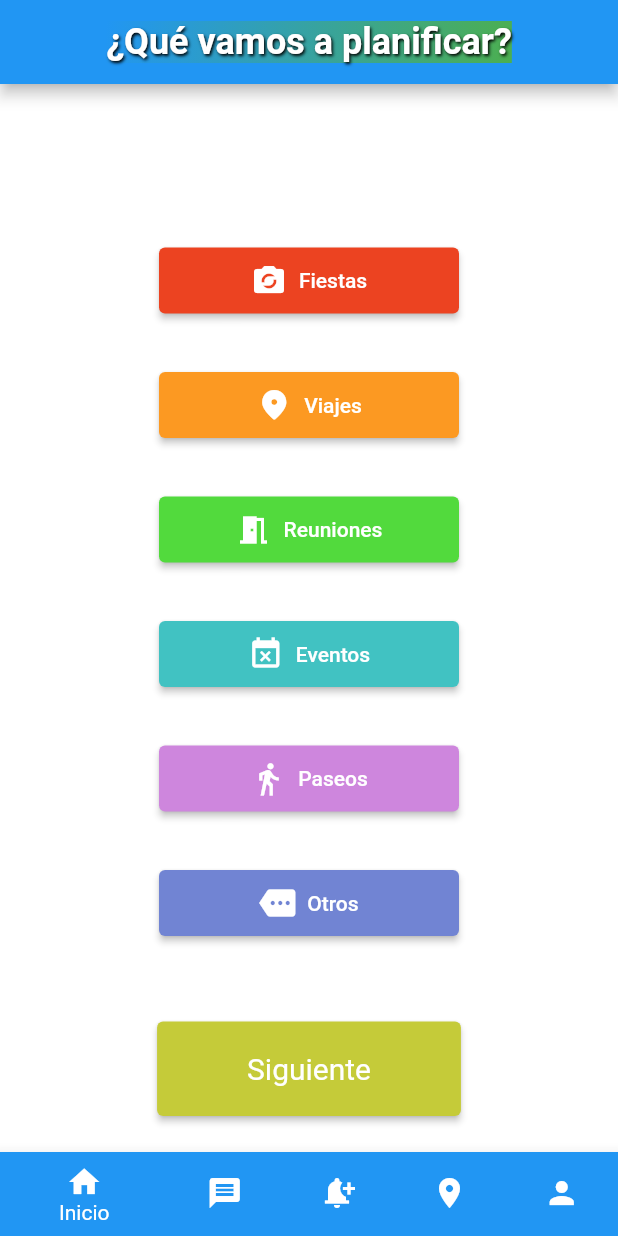
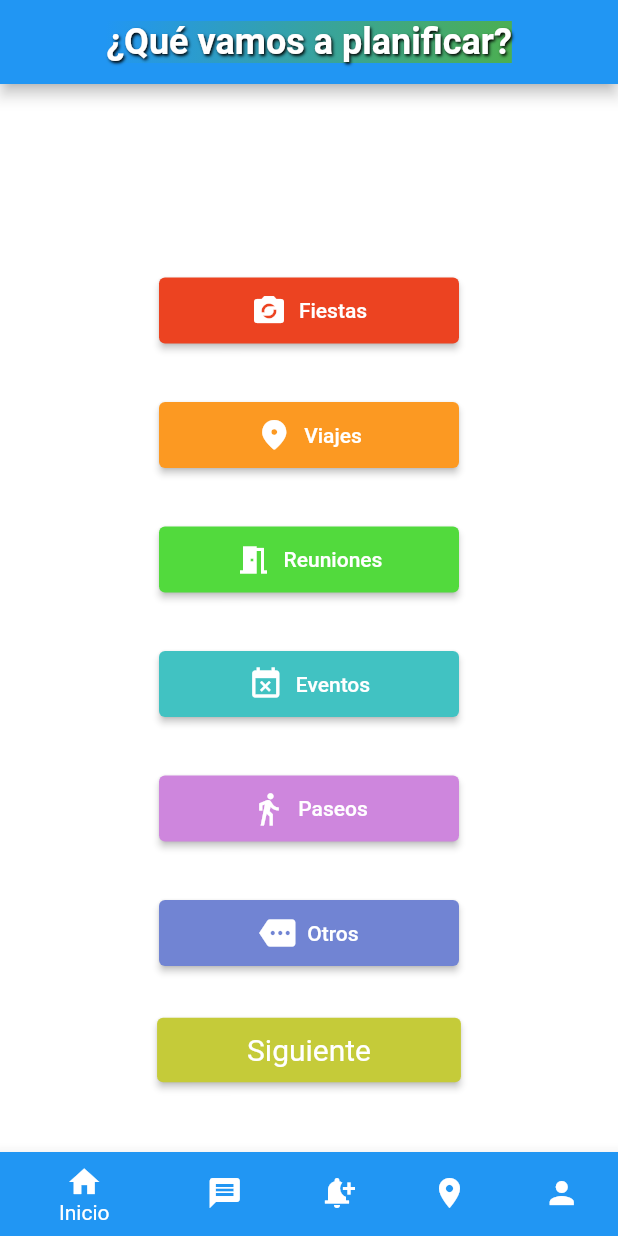
Before and after one commit to picxflor/SwiftHub, a Flutter app: the screen it shows after launch, after a tap on "Comenzar", on a phone screen of 412 x 824 dp. Run offline on Flutter 3.47's test engine with Material 2 defaults, Android fonts, the phone set to English and light mode, and no system bars; our stand-ins replace percent_indicator; network calls fail; key blocks and very long unbroken strings in the code were emptied for the run.

Commit message:
peuqeñeces

```diff
--- a/SwiftHub/my_app/lib/main.dart
+++ b/SwiftHub/my_app/lib/main.dart
@@ -1,20 +1,23 @@
 import 'package:flutter/material.dart';
 import 'package:my_app/pages/login_page.dart';
 import 'package:my_app/pages/planificacion.dart';
+import 'package:flutter/services.dart';
 
 void main() =>
-    runApp(const MaterialApp(home: MyApp(), debugShowCheckedModeBanner: false));
+    runApp(const MaterialApp(home: MyApp()));
 
 class MyApp extends StatelessWidget {
   const MyApp({super.key});
 
   @override
   Widget build(BuildContext context) {
+    SystemChrome.setPreferredOrientations(
+        [DeviceOrientation.portraitUp, DeviceOrientation.portraitDown]);
+
     return MaterialApp(
       debugShowCheckedModeBanner: false,
       title: 'SwiftHub',
       home: Scaffold(
-        //backgroundColor: Color.fromARGB(255, 2, 31, 80),
         body: Padding(
           padding: const EdgeInsets.all(30.0),
           child: Column(
@@ -42,7 +45,11 @@ class MyApp extends StatelessWidget {
               Container(
                 alignment: Alignment
                     .center, // Esto centra la imagen dentro del contenedor
-                child: Image.asset('assets/images/logo.png', width: 150, height: 150,),
+                child: Image.asset(
+                  'assets/images/logo.png',
+                  width: 150,
+                  height: 150,
+                ),
               ),
               Center(
                 child: Column(
@@ -55,9 +62,9 @@ class MyApp extends StatelessWidget {
                                 builder: (context) => planificacion()));
                       },
                       style: ElevatedButton.styleFrom(
-                          backgroundColor: Color.fromARGB(255, 245, 159, 46),
-
-                            side: const BorderSide(color: Colors.black),
+                          backgroundColor:
+                              const Color.fromARGB(255, 245, 159, 46),
+                          side: const BorderSide(color: Colors.black),
                           padding: const EdgeInsets.symmetric(
                               horizontal: 110, vertical: 20),
                           shape: RoundedRectangleBorder(
@@ -68,12 +75,13 @@ class MyApp extends StatelessWidget {
                     ElevatedButton(
                         onPressed: () {
                           Navigator.push(
-                            context,
-                            MaterialPageRoute(
-                                builder: (context) => LoginPage()));
+                              context,
+                              MaterialPageRoute(
+                                  builder: (context) => const LoginPage()));
                         },
                         style: ElevatedButton.styleFrom(
-                            backgroundColor: Color.fromARGB(198, 75, 200, 249),
+                            backgroundColor:
+                                const Color.fromARGB(198, 75, 200, 249),
                             side: const BorderSide(color: Colors.black),
                             padding: const EdgeInsets.symmetric(
                                 horizontal: 100, vertical: 20),
--- a/SwiftHub/my_app/lib/pages/login_page.dart
+++ b/SwiftHub/my_app/lib/pages/login_page.dart
@@ -1,13 +1,11 @@
 import 'package:flutter/material.dart';
 import 'package:my_app/pages/initial_page.dart';
+import 'package:my_app/pages/planificacion.dart';
 import 'package:my_app/pages/recuperar_cuenta.dart';
 import 'package:my_app/pages/register_page.dart';
 
 class LoginPage extends StatelessWidget {
   const LoginPage({super.key});
-  void goBack(BuildContext context) {
-    Navigator.pop(context);
-  }
 
   @override
   Widget build(BuildContext context) {
@@ -31,17 +29,6 @@ class LoginPage extends StatelessWidget {
               ),
               width: double.infinity,
               height: size.height * 0.3,
-            ),
-          ),
-          Positioned(
-            top: 25,
-            left: 10,
-            child: IconButton(
-              icon: const Icon(Icons.arrow_back, color: Colors.white),
-              onPressed: () {
-                goBack(context);
-              },
-
             ),
           ),
           // IconoPersona(),
@@ -135,14 +122,14 @@ class LoginPage extends StatelessWidget {
                                   context,
                                   MaterialPageRoute(
                                       builder: (context) =>
-                                          const InitialPage()));
+                                           planificacion()));
                             }, // Define la acción al presionar el botón
                             shape: const RoundedRectangleBorder(
                               borderRadius:
                                   BorderRadius.all(Radius.circular(14)),
                             ),
                             disabledColor: Colors.grey,
-                            color: Colors.black,
+                            color: Colors.blueGrey,
                             child: Container(
                               padding: const EdgeInsets.symmetric(
                                   horizontal: 35, vertical: 10),
--- a/SwiftHub/my_app/lib/pages/planificacion.dart
+++ b/SwiftHub/my_app/lib/pages/planificacion.dart
@@ -5,31 +5,29 @@ import 'package:my_app/pages/noti.dart';
 import 'package:my_app/pages/profile_page.dart';
 import 'package:my_app/pages/quehacer.dart';
 
-
-void main() {
-  runApp(planificacion());
-}
+void main() => runApp(MaterialApp(home: planificacion()));
 
 class planificacion extends StatelessWidget {
   int _currentIndex = 0;
   @override
   Widget build(BuildContext context) {
     return MaterialApp(
+      debugShowCheckedModeBanner: false,
       theme: ThemeData(
-        scaffoldBackgroundColor: Color(0x0000), // fondo de todo
+        scaffoldBackgroundColor: const Color(0x0000), // fondo de todo
       ),
       home: Scaffold(
         appBar: AppBar(
           backgroundColor: Colors.blue, // fondo del titulo
           title: Container(
-            decoration: BoxDecoration(
+            decoration: const BoxDecoration(
               gradient: LinearGradient(
                 colors: [Colors.blue, Colors.green],
                 begin: Alignment.topLeft,
                 end: Alignment.bottomRight,
               ),
             ),
-            child: Text(
+            child: const Text(
               '¿Qué vamos a planificar?',
               style: TextStyle(
                 fontSize: 24.0,
@@ -47,7 +45,8 @@ class planificacion extends StatelessWidget {
           ),
           centerTitle: true,
         ),
-        body: Center( // Centro todo el contenido
+        body: Center(
+          // Centro todo el contenido
           child: Column(
             mainAxisAlignment: MainAxisAlignment.center,
             crossAxisAlignment: CrossAxisAlignment.center,
@@ -65,8 +64,9 @@ class planificacion extends StatelessWidget {
               ElevatedButtonTheme(
                 data: ElevatedButtonThemeData(
                   style: ElevatedButton.styleFrom(
-                    backgroundColor: Color(0xEADE72),
-                    padding: const EdgeInsets.symmetric(horizontal: 80, vertical: 10),
+                    backgroundColor: const Color(0xEADE72),
+                    padding: const EdgeInsets.symmetric(
+                        horizontal: 80, vertical: 10),
                   ),
                 ),
                 child: Container(
@@ -76,81 +76,101 @@ class planificacion extends StatelessWidget {
                       ElevatedButton(
                         onPressed: () {},
                         style: ElevatedButton.styleFrom(
-                          backgroundColor: Color.fromRGBO(236, 67, 33, 1.0),
-                          padding: const EdgeInsets.symmetric(horizontal: 20, vertical: 10),
-                          maximumSize: Size(200, double.infinity), // Ajusta el ancho máximo según tus necesidades
+                          backgroundColor:
+                              const Color.fromRGBO(236, 67, 33, 1.0),
+                          padding: const EdgeInsets.symmetric(
+                              horizontal: 20, vertical: 10),
+                          maximumSize: const Size(
+                              200,
+                              double
+                                  .infinity), // Ajusta el ancho máximo según tus necesidades
                         ),
-                        child: Row(
+                        child: const Row(
                           mainAxisAlignment: MainAxisAlignment.center,
                           children: [
                             Icon(Icons.party_mode),
-                            const SizedBox(width: 8.0),
+                            SizedBox(width: 8.0),
                             Text('Fiestas'),
                           ],
                         ),
                       ),
-                      SizedBox(height: 35.0),
-
+                      const SizedBox(height: 35),
                       ElevatedButton(
                         onPressed: () {},
                         style: ElevatedButton.styleFrom(
-                          backgroundColor: Color.fromRGBO(252, 153, 34, 1.0),
-                          padding: const EdgeInsets.symmetric(horizontal: 20, vertical: 10),
-                          maximumSize: Size(200, double.infinity), // Ajusta el ancho máximo según tus necesidades
+                          backgroundColor:
+                              const Color.fromRGBO(252, 153, 34, 1.0),
+                          padding: const EdgeInsets.symmetric(
+                              horizontal: 20, vertical: 10),
+                          maximumSize: const Size(
+                              200,
+                              double
+                                  .infinity), // Ajusta el ancho máximo según tus necesidades
                         ),
-                        child: Row(
+                        child: const Row(
                           mainAxisAlignment: MainAxisAlignment.center,
                           children: [
                             Icon(Icons.place_rounded),
-                            const SizedBox(width: 8.0),
+                            SizedBox(width: 8.0),
                             Text('Viajes'),
                           ],
                         ),
                       ),
-                      SizedBox(height: 35.0),
-
+                      const SizedBox(height: 35),
                       ElevatedButton(
                         onPressed: () {},
                         style: ElevatedButton.styleFrom(
-                          backgroundColor: Color.fromRGBO(82, 218, 61, 1.0),
-                          padding: const EdgeInsets.symmetric(horizontal: 20, vertical: 10),
-                          maximumSize: Size(200, double.infinity), // Ajusta el ancho máximo según tus necesidades
+                          backgroundColor:
+                              const Color.fromRGBO(82, 218, 61, 1.0),
+                          padding: const EdgeInsets.symmetric(
+                              horizontal: 20, vertical: 10),
+                          maximumSize: const Size(
+                              200,
+                              double
+                                  .infinity), // Ajusta el ancho máximo según tus necesidades
                         ),
-                        child: Row(
+                        child: const Row(
                           mainAxisAlignment: MainAxisAlignment.center,
                           children: [
                             Icon(Icons.meeting_room),
-                            const SizedBox(width: 8.0),
+                            SizedBox(width: 8.0),
                             Text('Reuniones'),
                           ],
                         ),
                       ),
-                      SizedBox(height: 35.0),
-
+                      const SizedBox(height: 35.0),
                       ElevatedButton(
                         onPressed: () {},
                         style: ElevatedButton.styleFrom(
-                          backgroundColor: Color.fromRGBO(65, 194, 194, 1.0),
-                          padding: const EdgeInsets.symmetric(horizontal: 20, vertical: 10),
-                          maximumSize: Size(200, double.infinity), // Ajusta el ancho máximo según tus necesidades
+                          backgroundColor:
+                              const Color.fromRGBO(65, 194, 194, 1.0),
+                          padding: const EdgeInsets.symmetric(
+                              horizontal: 20, vertical: 10),
+                          maximumSize: const Size(
+                              200,
+                              double
+                                  .infinity), // Ajusta el ancho máximo según tus necesidades
                         ),
-                        child: Row(
+                        child: const Row(
                           mainAxisAlignment: MainAxisAlignment.center,
                           children: [
                             Icon(Icons.event_busy),
-                            const SizedBox(width: 8.0),
+                            SizedBox(width: 8.0),
                             Text('Eventos'),
                           ],
                         ),
                       ),
                       SizedBox(height: 35.0),
-
                       ElevatedButton(
                         onPressed: () {},
                         style: ElevatedButton.styleFrom(
                           backgroundColor: Color.fromRGBO(206, 134, 221, 1.0),
-                          padding: const EdgeInsets.symmetric(horizontal: 20, vertical: 10),
-                          maximumSize: Size(200, double.infinity), // Ajusta el ancho máximo según tus necesidades
+                          padding: const EdgeInsets.symmetric(
+                              horizontal: 20, vertical: 10),
+                          maximumSize: Size(
+                              200,
+                              double
+                                  .infinity), // Ajusta el ancho máximo según tus necesidades
                         ),
                         child: Row(
                           mainAxisAlignment: MainAxisAlignment.center,
@@ -162,24 +182,27 @@ class planificacion extends StatelessWidget {
                         ),
                       ),
                       SizedBox(height: 35.0),
-
                       ElevatedButton(
                         onPressed: () {},
                         style: ElevatedButton.styleFrom(
                           backgroundColor: Color.fromRGBO(113, 132, 211, 1.0),
-                          padding: const EdgeInsets.symmetric(horizontal: 20, vertical: 10),
-                          maximumSize: Size(200, double.infinity), // Ajusta el ancho máximo según tus necesidades
+                          padding: const EdgeInsets.symmetric(
+                              horizontal: 20, vertical: 10),
+                          maximumSize: Size(
+                              200,
+                              double
+                                  .infinity), // Ajusta el ancho máximo según tus necesidades
                         ),
-                        child: Row(
+                        child: const Row(
                           mainAxisAlignment: MainAxisAlignment.center,
                           children: [
                             Icon(Icons.more),
-                            const SizedBox(width: 8.0),
+                            SizedBox(width: 8.0),
                             Text('Otros'),
                           ],
                         ),
                       ),
-                      SizedBox(height: 35.0),
+                      const SizedBox(height: 10.0),
                     ],
                   ),
                 ),
@@ -196,7 +219,8 @@ class planificacion extends StatelessWidget {
                   textStyle: const TextStyle(
                     fontSize: 20,
                   ),
-                  padding: const EdgeInsets.symmetric(horizontal: 60, vertical: 20),
+                  padding:
+                      const EdgeInsets.symmetric(horizontal: 60, vertical: 10),
                 ),
                 child: const Text('Siguiente'),
               ),
@@ -213,22 +237,27 @@ class planificacion extends StatelessWidget {
             switch (index) {
               case 0:
                 // Navegar a la vista de "Inicio"
-        Navigator.of(context).push(MaterialPageRoute(builder: (context) => planificacion()));
+                Navigator.of(context).push(
+                    MaterialPageRoute(builder: (context) => planificacion()));
                 break;
               case 1:
                 // Navegar a la vista de "Mensajes"
-         Navigator.of(context).push(MaterialPageRoute(builder: (context) => MySms()));
+                Navigator.of(context)
+                    .push(MaterialPageRoute(builder: (context) => MySms()));
                 break;
               case 2:
-        Navigator.of(context).push(MaterialPageRoute(builder: (context) => NotiFica()));
+                Navigator.of(context)
+                    .push(MaterialPageRoute(builder: (context) => NotiFica()));
                 break;
               case 3:
                 // Navegar a la vista de "Ubicación"
-         Navigator.of(context).push(MaterialPageRoute(builder: (context) => UbiMap()));
+                Navigator.of(context)
+                    .push(MaterialPageRoute(builder: (context) => UbiMap()));
                 break;
               case 4:
                 // Navegar a la vista de "Perfil"
-         Navigator.of(context).push(MaterialPageRoute(builder: (context) => ProfilePage()));
+                Navigator.of(context).push(
+                    MaterialPageRoute(builder: (context) => ProfilePage()));
                 break;
             }
           },
@@ -253,13 +282,11 @@ class planificacion extends StatelessWidget {
               icon: Icon(Icons.location_on),
               label: 'Ubicacion',
             ),
-
             BottomNavigationBarItem(
               backgroundColor: Colors.blue,
               icon: Icon(Icons.person),
               label: 'Perfil',
             ),
-
           ],
         ),
       ),
```
Lines whose indentation alone changed are shown as unchanged.
